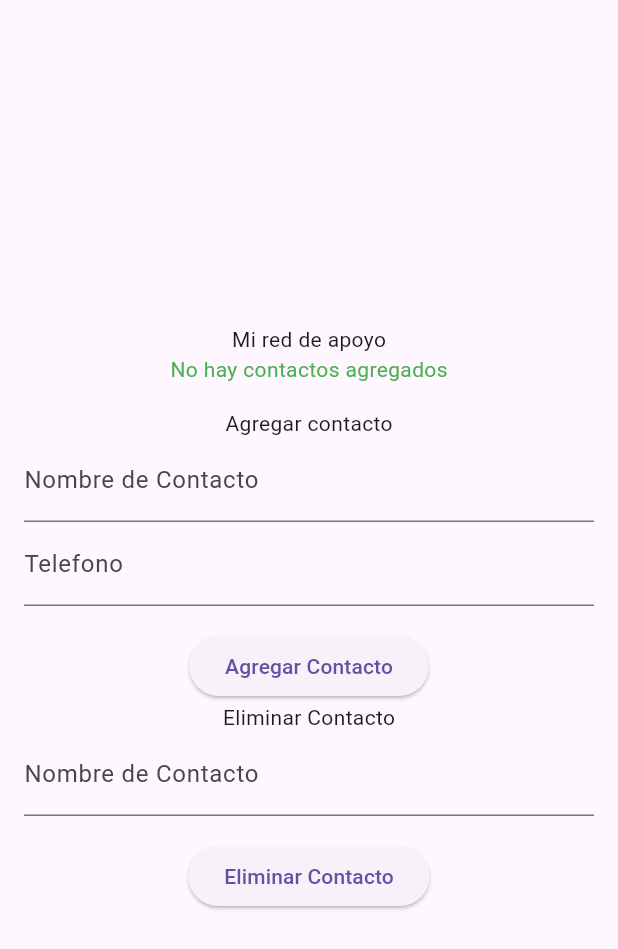
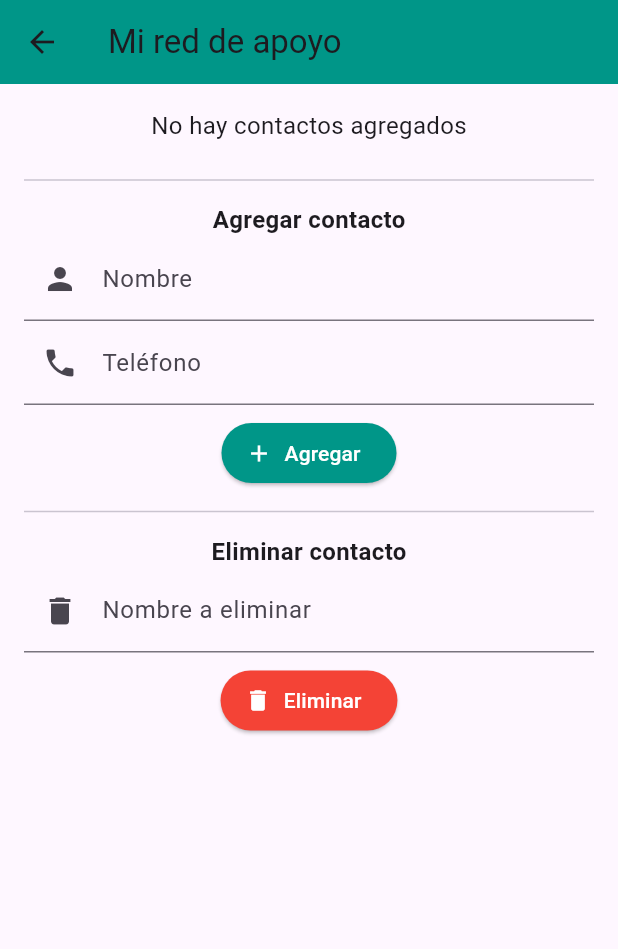
Before and after one commit to EndersonCh/contigo_aplicativo, a Flutter app: the GestionredScreen screen opened directly, on a phone screen of 412 x 824 dp. Shown: the top 949 px of the screen. Run offline on Flutter 3.47's test engine with Material 3 defaults, Android fonts, the light colour scheme and no system bars; our stand-ins replace carousel_slider, flutter_blue_plus, flutter_dotenv, flutter_secure_storage, geolocator, permission_handler and 1 more; missing offline and left inert: flutter_foreground_task; accounts and stored records are empty.

Commit message:
cambios con registro

```diff
--- a/lib/screens/gestionRed_screen.dart
+++ b/lib/screens/gestionRed_screen.dart
@@ -16,7 +16,7 @@ class _GestionredScreenState extends State<GestionredScreen> {
 
   bool _isLoading = false;
   String? _mensajeError;
-  String? _mensajeExicto;
+  String? _mensajeExito;
   List<dynamic> _listaContactos = [];
 
   @override
@@ -27,79 +27,88 @@ class _GestionredScreenState extends State<GestionredScreen> {
 
   Future<void> _cargarRed() async {
     final userId = supabase.auth.currentUser?.id;
+    if (userId == null) return;
+
     setState(() {
       _isLoading = true;
       _mensajeError = null;
-      _mensajeExicto = null;
+      _mensajeExito = null;
     });
-    if (userId == null) {
-      return;
-    }
+
     try {
       final data = await supabase
           .from("contactos_sos")
           .select()
           .eq("user_id", userId);
+
       setState(() {
-        _listaContactos = data as List;
+        _listaContactos = data;
       });
     } catch (e) {
       setState(() {
         _mensajeError = "Error cargando contactos";
-        _mensajeExicto = null;
       });
     } finally {
-      setState(() {
-        _isLoading = false;
-      });
+      setState(() => _isLoading = false);
     }
   }
 
   Future<void> _agregarRed() async {
     final userId = supabase.auth.currentUser?.id;
+    if (userId == null) return;
 
-    if (userId == null) {
+    if (nombreContactoControl.text.isEmpty || telefonoControl.text.isEmpty) {
+      setState(() => _mensajeError = "Complete todos los campos");
       return;
     }
+
     try {
       await supabase.from("contactos_sos").insert({
-        'nombre': nombreContactoControl,
-        'telefono': telefonoControl,
+        'nombre': nombreContactoControl.text,
+        'telefono': telefonoControl.text,
         'user_id': userId,
       });
+
       setState(() {
-        _mensajeExicto = "Usuario agregado exitosamente";
+        _mensajeExito = "Usuario agregado exitosamente";
+        nombreContactoControl.clear();
+        telefonoControl.clear();
+      });
+
       _cargarRed();
-      });
     } catch (e) {
       setState(() {
-        _mensajeError = "Fallo agregando usuario ";
-        _mensajeExicto = null;
+        _mensajeError = "Fallo agregando usuario";
       });
     }
   }
 
   Future<void> _eliminarDeRed() async {
     final userId = supabase.auth.currentUser?.id;
+    if (userId == null) return;
 
-    if (userId == null) {
+    if (nombreEliminarControl.text.isEmpty) {
+      setState(() => _mensajeError = "Ingrese un nombre para eliminar");
       return;
     }
+
     try {
       await supabase
           .from("contactos_sos")
           .delete()
-          .eq("nombre", nombreEliminarControl);
+          .eq("user_id", userId)
+          .eq("nombre", nombreEliminarControl.text);
 
       setState(() {
-        _mensajeExicto = "Cotacto eliminado exictosamente";
+        _mensajeExito = "Contacto eliminado exitosamente";
+        nombreEliminarControl.clear();
+      });
+
       _cargarRed();
-      });
     } catch (e) {
       setState(() {
         _mensajeError =
-            "Fallo eliminado cotacto, verifique que el nombre este bien escrito ";
-        _mensajeExicto = null;
+            "Fallo eliminando contacto. Verifique que el nombre esté bien escrito.";
       });
     }
   }
@@ -107,106 +116,114 @@ class _GestionredScreenState extends State<GestionredScreen> {
   @override
   Widget build(BuildContext context) {
     return Scaffold(
-      body: Padding(
+      resizeToAvoidBottomInset: true, // Ajusta pantalla cuando abre teclado
+      appBar: AppBar(
+        title: const Text("Mi red de apoyo"),
+        backgroundColor: Colors.teal,
+      ),
+      body: SingleChildScrollView( // Permite scroll en toda la pantalla
         padding: const EdgeInsets.all(16),
         child: Column(
-          mainAxisAlignment: MainAxisAlignment.center,
           children: [
-            Text("Mi red de apoyo"),
-
+            // Lista de contactos
             _isLoading
                 ? const Center(child: CircularProgressIndicator())
-                : _mensajeError != null
-                ? Center(
-                    child: Text(
-                      _mensajeExicto!,
-                      style: const TextStyle(color: Colors.green),
-                    ),
-                  )
                 : _listaContactos.isEmpty
-                ? Center(
+                    ? const Center(
                         child: Text(
                           "No hay contactos agregados",
-                      style: const TextStyle(color: Colors.green),
+                          style: TextStyle(fontSize: 16),
                         ),
                       )
                     : ListView.builder(
+                        shrinkWrap: true,
+                        physics: const NeverScrollableScrollPhysics(),
                         itemCount: _listaContactos.length,
                         itemBuilder: (context, i) {
                           final contacto = _listaContactos[i];
-                      return ListTile(
-                        leading: const Icon(Icons.person),
-                        title: Text(contacto['nombre']),
+                          return Card(
+                            elevation: 2,
+                            margin: const EdgeInsets.symmetric(
+                                vertical: 6, horizontal: 4),
+                            child: ListTile(
+                              leading: const CircleAvatar(
+                                backgroundColor: Colors.teal,
+                                child: Icon(Icons.person, color: Colors.white),
+                              ),
+                              title: Text(
+                                contacto['nombre'],
+                                style: const TextStyle(
+                                    fontWeight: FontWeight.bold),
+                              ),
                               subtitle: Text(contacto['telefono']),
+                            ),
                           );
                         },
                       ),
-            const SizedBox(height: 16),
+            const SizedBox(height: 10),
 
-            Text("Agregar contacto"),
+            // Mensajes de estado
+            if (_mensajeError != null)
+              Text(_mensajeError!, style: const TextStyle(color: Colors.red)),
+            if (_mensajeExito != null)
+              Text(_mensajeExito!, style: const TextStyle(color: Colors.green)),
+
+            const Divider(height: 30),
+
+            // Agregar contacto
+            const Text(
+              "Agregar contacto",
+              style: TextStyle(fontWeight: FontWeight.bold, fontSize: 16),
+            ),
             TextField(
               controller: nombreContactoControl,
               decoration: const InputDecoration(
-                labelText: 'Nombre de Contacto',
+                labelText: 'Nombre',
+                prefixIcon: Icon(Icons.person),
               ),
             ),
             TextField(
               controller: telefonoControl,
-              decoration: const InputDecoration(labelText: 'Telefono'),
+              decoration: const InputDecoration(
+                labelText: 'Teléfono',
+                prefixIcon: Icon(Icons.phone),
+              ),
+              keyboardType: TextInputType.phone,
+            ),
+            const SizedBox(height: 8),
+            ElevatedButton.icon(
+              onPressed: _isLoading ? null : _agregarRed,
+              icon: const Icon(Icons.add),
+              label: const Text("Agregar"),
+              style: ElevatedButton.styleFrom(
+                backgroundColor: Colors.teal,
+                foregroundColor: Colors.white,
+              ),
             ),
 
-            if (_mensajeError != null)
-              Padding(
-                padding: const EdgeInsets.all(8),
-                child: Text(
-                  _mensajeError!,
-                  style: const TextStyle(color: Colors.red),
+            const Divider(height: 30),
+
+            // Eliminar contacto
+            const Text(
+              "Eliminar contacto",
+              style: TextStyle(fontWeight: FontWeight.bold, fontSize: 16),
             ),
-              ),
-            if (_mensajeExicto != null)
-              Padding(
-                padding: const EdgeInsets.all(8),
-                child: Text(
-                  _mensajeExicto!,
-                  style: const TextStyle(color: Colors.green),
-                ),
-              ),
-            const SizedBox(height: 16),
-            ElevatedButton(
-              onPressed: _isLoading ? null : _agregarRed,
-              child: _isLoading
-                  ? const CircularProgressIndicator(color: Colors.white)
-                  : const Text("Agregar Contacto"),
-            ),
-            Text("Eliminar Contacto"),
             TextField(
               controller: nombreEliminarControl,
               decoration: const InputDecoration(
-                labelText: 'Nombre de Contacto ',
+                labelText: 'Nombre a eliminar',
+                prefixIcon: Icon(Icons.delete),
               ),
             ),
-            if (_mensajeError != null)
-              Padding(
-                padding: const EdgeInsets.all(8),
-                child: Text(
-                  _mensajeError!,
-                  style: const TextStyle(color: Colors.red),
+            const SizedBox(height: 8),
+            ElevatedButton.icon(
+              onPressed: _isLoading ? null : _eliminarDeRed,
+              icon: const Icon(Icons.delete),
+              label: const Text("Eliminar"),
+              style: ElevatedButton.styleFrom(
+                backgroundColor: Colors.red,
+                foregroundColor: Colors.white,
               ),
-              ),
-            if (_mensajeExicto != null)
-              Padding(
-                padding: const EdgeInsets.all(8),
-                child: Text(
-                  _mensajeExicto!,
-                  style: const TextStyle(color: Colors.green),
-                ),
-              ),
-            const SizedBox(height: 16),
-            ElevatedButton(
-              onPressed: _isLoading ? null : _eliminarDeRed,
-              child: _isLoading
-                  ? const CircularProgressIndicator(color: Colors.white)
-                  : const Text("Eliminar Contacto"),
             ),
           ],
         ),
```
Also changed, not shown: lib/screens/pantalla_entrada_encuentros.dart (+2 -17 lines), pubspec.lock, 1 other file. Lines whose indentation alone changed are shown as unchanged.
